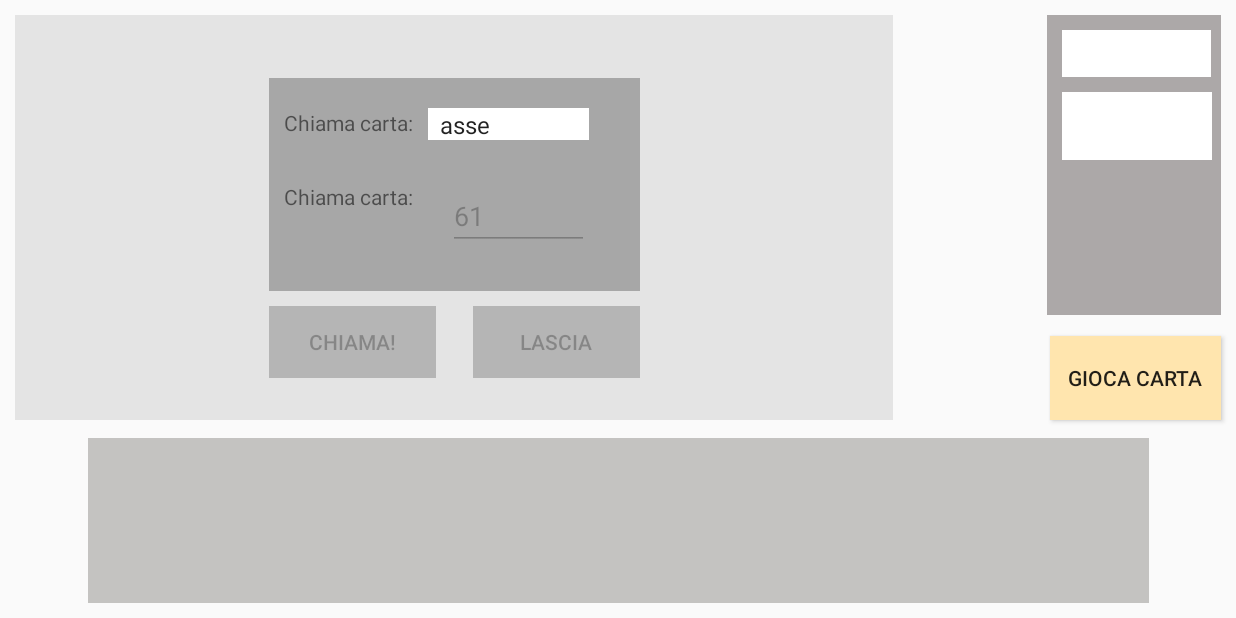
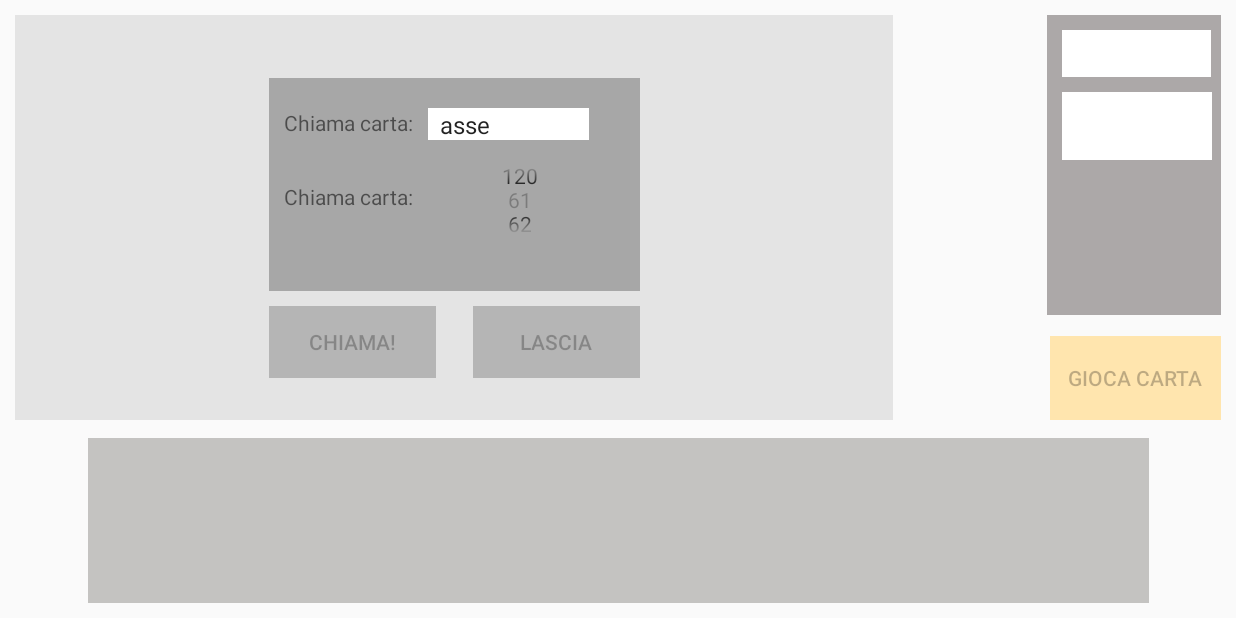
Before and after one commit to marza1993/BriscoloneMobileClient, an Android app: the PartitaActivity screen opened directly, with no data from a screen before it, on a phone screen of 824 x 412 dp (held sideways). Run offline under Robolectric (Android 15) with nearby library versions, the phone set to English and light mode, and no system bars.

```diff
--- a/app/src/main/java/com/example/provasfollo/view/PartitaActivity.java
+++ b/app/src/main/java/com/example/provasfollo/view/PartitaActivity.java
@@ -6,6 +6,7 @@ import android.os.Handler;
 import android.view.View;
 import android.widget.Button;
 import android.widget.EditText;
+import android.widget.NumberPicker;
 import android.widget.Spinner;
 import android.os.Bundle;
 import android.content.Intent;
@@ -98,7 +99,8 @@ public class PartitaActivity extends AppCompatActivity {
     private ConstraintLayout panelSeme;
     private Button btnEffettuaChiamata;
     private Button btnLascia;
-    private EditText numPunteggioVittoria;
+    //private EditText numPunteggioVittoria;
+    private NumberPicker numPunteggioVittoria;
     private Spinner comboCartaChiamata;
     private Spinner comboSemeChiamata;
     private TextView txtBriscola;
@@ -160,7 +162,7 @@ public class PartitaActivity extends AppCompatActivity {
         visualizzaNuovaPartita(false);
 
         // all'inizio il bottone per giocare la carta è disabilitato
-        //btnGiocaCarta.setEnabled(false); TODO
+        btnGiocaCarta.setEnabled(false);
 
         handler = new Handler(this.getMainLooper());
 
@@ -177,8 +179,10 @@ public class PartitaActivity extends AppCompatActivity {
         panelSeme = (ConstraintLayout) findViewById(R.id.panelSeme);
         btnEffettuaChiamata = (Button) findViewById(R.id.btnEffettuaChiamata);
         btnLascia = (Button) findViewById(R.id.btnLascia);
-        numPunteggioVittoria = (EditText) findViewById(R.id.numPunteggioVittoria);
-        numPunteggioVittoria.setFilters(new InputFilter[]{ new InputFilterMinMax(61, 120)});
+        numPunteggioVittoria = (NumberPicker) findViewById(R.id.numPunteggioVittoria);
+        numPunteggioVittoria.setMinValue(61);
+        numPunteggioVittoria.setMaxValue(120);
+        numPunteggioVittoria.setValue(61);
 
         comboCartaChiamata = (Spinner) findViewById(R.id.comboCartaChiamata);
         comboCartaChiamata.setOnItemSelectedListener(new AdapterView.OnItemSelectedListener() {
@@ -269,7 +273,7 @@ public class PartitaActivity extends AppCompatActivity {
             indiceCartaDaGiocare = -1;
 
             // disabilito il bottone per giocare la carta
-            //btnGiocaCarta.setEnabled(false); TODO
+            btnGiocaCarta.setEnabled(false);
             btnGiocaCarta.setBackgroundColor(Color.parseColor(ColoriCodificheMie.GrigioCodifica));
 
             // fine del turno: imposto a false il flag del turno corrente
@@ -295,7 +299,7 @@ public class PartitaActivity extends AppCompatActivity {
         else
         {
             // TODO verificare quale va bene
-            numPunteggioVittoria.setText(String.valueOf(((InputFilterMinMax) numPunteggioVittoria.getFilters()[0]).getMin()));
+            numPunteggioVittoria.setValue(numPunteggioVittoria.getMinValue());
             // numPunteggioVittoria.setText(((InputFilterMinMax) numPunteggioVittoria.getFilters()[0]).getMin());
             numPunteggioVittoria.setEnabled(false);
         }
@@ -314,14 +318,6 @@ public class PartitaActivity extends AppCompatActivity {
 
     }
 
-    // TODO eliminare
-/*    public void inviaMsg(View view){
-
-        EditText editText = (EditText) findViewById(R.id.txtCampo);
-        String nome = editText.getText().toString();
-        serverListener.sendMsgToServer(nome + "<EOF>");
-    }*/
-
 
     // TODO: spostare in vista Giocatore ?
     public void aggiungiCartaMano(final Carta c)
@@ -335,10 +331,6 @@ public class PartitaActivity extends AppCompatActivity {
                     visteCarteMano[indiceNextCartaMano].setCarta(c);
                     indiceNextCartaMano++;
                 }
-
-                btnEffettuaChiamata.setEnabled(true);
-                btnEffettuaChiamata.setBackgroundColor(Color.CYAN);
-
             }
         });
 
@@ -356,8 +348,7 @@ public class PartitaActivity extends AppCompatActivity {
                 // rendo visibile il pannello del turno attivo
                 // SetControlVisible(panelTurnoGiocatore, true);
 
-                //btnGiocaCarta.setBackgroundColor(Color.parseColor(ColoriCodificheMie.BeigeCodifica));
-                btnGiocaCarta.setBackgroundColor(Color.MAGENTA);
+                btnGiocaCarta.setBackgroundColor(Color.parseColor(ColoriCodificheMie.BeigeCodifica));
                 btnGiocaCarta.setEnabled(true);
             }
         });
@@ -429,7 +420,7 @@ public class PartitaActivity extends AppCompatActivity {
     public int getPunteggioVittoria()
     {
         // TODO è il numeric up-down
-        return Integer.parseInt(numPunteggioVittoria.getText().toString());
+        return numPunteggioVittoria.getValue();
     }
 
     public String getSemeCartaChiamata()
@@ -512,8 +503,7 @@ public class PartitaActivity extends AppCompatActivity {
                             // quindi devo aggiungerla alla lista delle carte da mettere
                             if (numeroCartaCorrente >= 9) {
                                 elementiDaTenereComboCartaChiamata.add((String) comboCartaChiamata.getAdapter().getItem(i));
-
-                                numPunteggioVittoria.setFilters(new InputFilter[]{new InputFilterMinMax(punteggioMinCorrente + 1, 120)});
+                                numPunteggioVittoria.setMinValue(punteggioMinCorrente + 1);
                             }
                         }
                     }
--- a/app/src/main/res/layout/activity_partita.xml
+++ b/app/src/main/res/layout/activity_partita.xml
@@ -369,14 +369,26 @@
                 app:layout_constraintStart_toEndOf="@+id/lblChiamaCarta"
                 app:layout_constraintTop_toTopOf="@+id/lblChiamaCarta" />
 
-            <EditText
+            <!--<EditText
                 android:id="@+id/numPunteggioVittoria"
                 android:layout_width="94dp"
                 android:layout_height="45dp"
                 android:ems="10"
                 android:inputType="number"
                 app:layout_constraintEnd_toEndOf="@+id/comboCartaChiamata"
-                app:layout_constraintTop_toTopOf="@+id/lblChiamaCarta2" />
+                app:layout_constraintTop_toTopOf="@+id/lblChiamaCarta2" />-->
+            <NumberPicker
+                android:id="@+id/numPunteggioVittoria"
+                android:layout_width="56dp"
+                android:layout_height="47dp"
+                android:layout_marginTop="16dp"
+
+                android:layout_marginEnd="52dp"
+                android:layout_marginRight="52dp"
+                app:layout_constraintEnd_toEndOf="parent"
+                app:layout_constraintHorizontal_bias="1.0"
+                app:layout_constraintStart_toEndOf="@+id/lblChiamaCarta2"
+                app:layout_constraintTop_toBottomOf="@+id/comboCartaChiamata"></NumberPicker>
 
         </androidx.constraintlayout.widget.ConstraintLayout>
 
--- a/app/src/main/res/values/strings.xml
+++ b/app/src/main/res/values/strings.xml
@@ -12,4 +12,7 @@
     <string name="lblSemeCartaChiamata">Seme della carta chiamata:</string>
     <string name="btnSceltaSeme">Conferma seme</string>
     <string name="btnEffettuaChiamata">Chiama!</string>
+    <!--<string name="IP">192.168.1.100</string>-->
+    <string name="IP">10.227.220.196</string>
+    <string name="preference_file_key">com.example.provasfollo.PREFERENCE_FILE_KEY</string>
 </resources>
```
Also changed, not shown: app/src/main/java/com/example/provasfollo/utility/ConfigReaderWriter.java (added, +40 -0 lines), app/src/main/java/com/example/provasfollo/view/MainActivity.java (+19 -2 lines).
